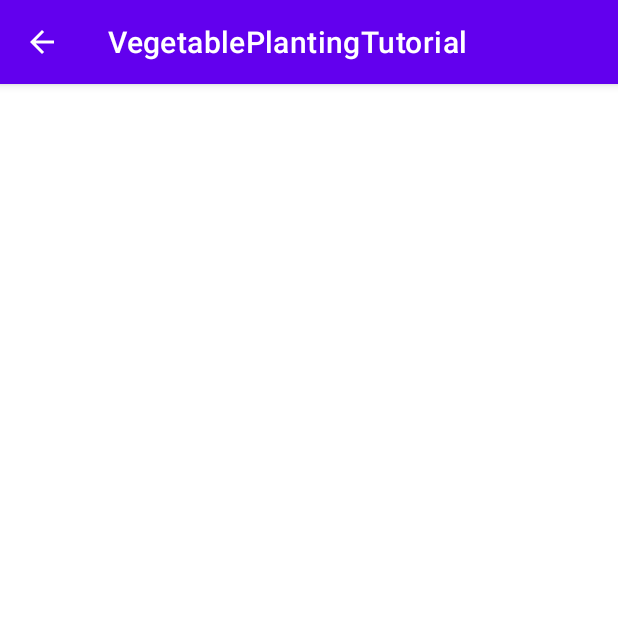
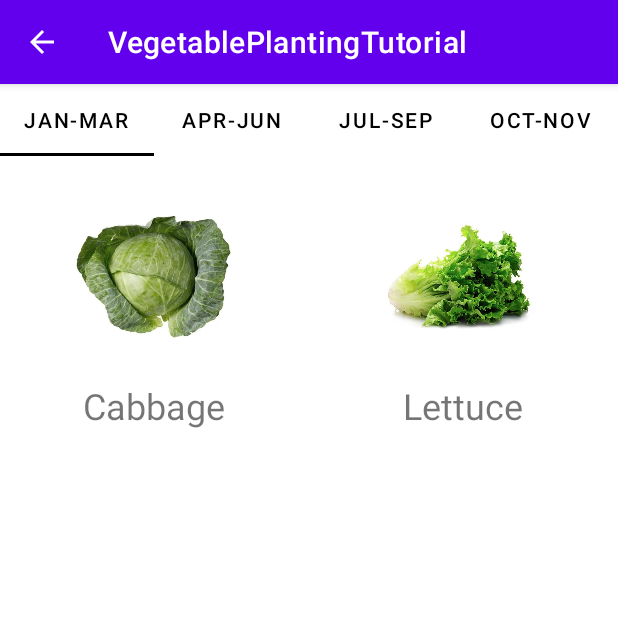
Before and after one commit to rommel1125/VegetablePlantingTutorial2, an Android app: the CategoryActivity screen opened directly, with no data from a screen before it, on a phone screen of 412 x 824 dp, the top half of it. Run offline under Robolectric (Android 15) with nearby library versions, the phone set to English and light mode, and no system bars.

Commit message:
Fixed categories not showing issue

```diff
--- a/app/src/main/java/com/example/vegetableplantingtutorial/CategoryActivity.java
+++ b/app/src/main/java/com/example/vegetableplantingtutorial/CategoryActivity.java
@@ -32,8 +32,11 @@ public class CategoryActivity extends AppCompatActivity {
         viewPager = findViewById(R.id.view_pager);
 
         // Initialize Arraylist
-        DatabaseHelper db = new DatabaseHelper(this);
-        ArrayList<CategoryModel> categories = db.fetchCategories();
+        ArrayList<CategoryModel> categories = new ArrayList<>();
+        categories.add(new CategoryModel("1", "JAN-MAR"));
+        categories.add(new CategoryModel("2", "APR-JUN"));
+        categories.add(new CategoryModel("3", "JUL-SEP"));
+        categories.add(new CategoryModel("4", "OCT-NOV"));
 
         // prepare view pager
         prepareViewPager(viewPager, categories);
```
